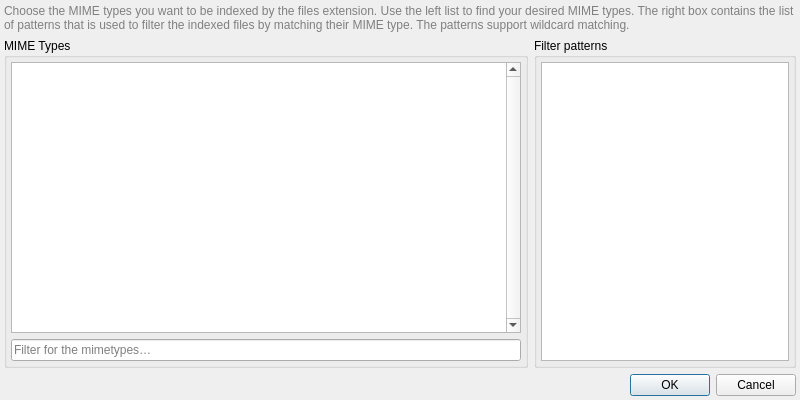
albertlauncher/plugins, file files/src/mimefilterdialog.ui: the form before one commit.
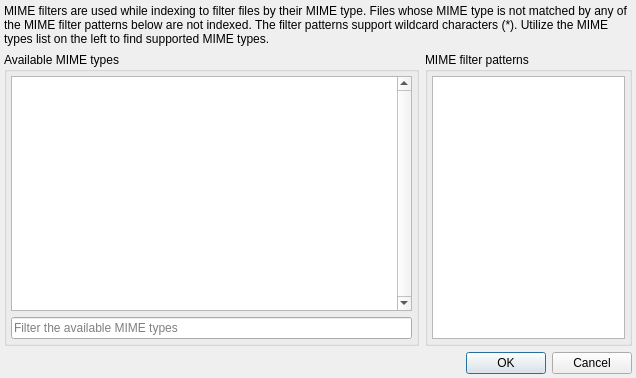
The form after the commit.

The edit to the form file:
```diff
--- a/files/src/mimefilterdialog.ui
+++ b/files/src/mimefilterdialog.ui
@@ -6,8 +6,8 @@
    <rect>
     <x>0</x>
     <y>0</y>
-    <width>800</width>
-    <height>400</height>
+    <width>636</width>
+    <height>378</height>
    </rect>
   </property>
   <property name="windowTitle">
@@ -29,7 +29,7 @@
    <item>
     <widget class="QLabel" name="label_2">
      <property name="text">
-      <string>&lt;html&gt;&lt;head/&gt;&lt;body&gt;&lt;p&gt;&lt;span style=&quot; color:#808080;&quot;&gt;Choose the MIME types you want to be indexed by the files extension. Use the left list to find your desired MIME types. The right box contains the list of patterns that is used to filter the indexed files by matching their MIME type. The patterns support wildcard matching. &lt;/span&gt;&lt;/p&gt;&lt;/body&gt;&lt;/html&gt;</string>
+      <string>MIME filters are used while indexing to filter files by their MIME type. Files whose MIME type is not matched by any of the MIME filter patterns below are not indexed. The filter patterns support wildcard characters (*). Utilize the MIME types list on the left to find supported MIME types.</string>
      </property>
      <property name="wordWrap">
       <bool>true</bool>
@@ -44,7 +44,7 @@
      <item>
       <widget class="QGroupBox" name="groupBox">
        <property name="title">
-        <string>MIME Types</string>
+        <string>Available MIME types</string>
        </property>
        <layout class="QVBoxLayout" name="verticalLayout">
         <property name="leftMargin">
@@ -75,7 +75,7 @@
         <item>
          <widget class="QLineEdit" name="lineEdit">
           <property name="placeholderText">
-           <string>Filter for the mimetypes…</string>
+           <string>Filter the available MIME types</string>
           </property>
          </widget>
         </item>
@@ -85,7 +85,7 @@
      <item>
       <widget class="QGroupBox" name="groupBox_2">
        <property name="title">
-        <string>Filter patterns</string>
+        <string>MIME filter patterns</string>
        </property>
        <layout class="QVBoxLayout" name="verticalLayout_4">
         <property name="leftMargin">
```
